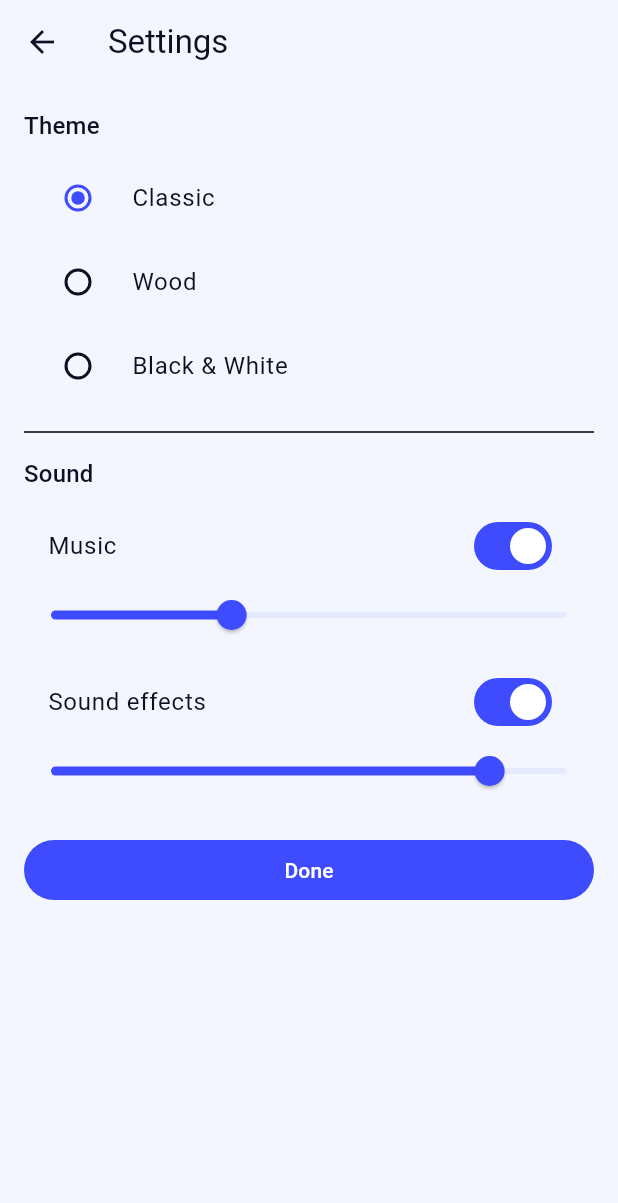
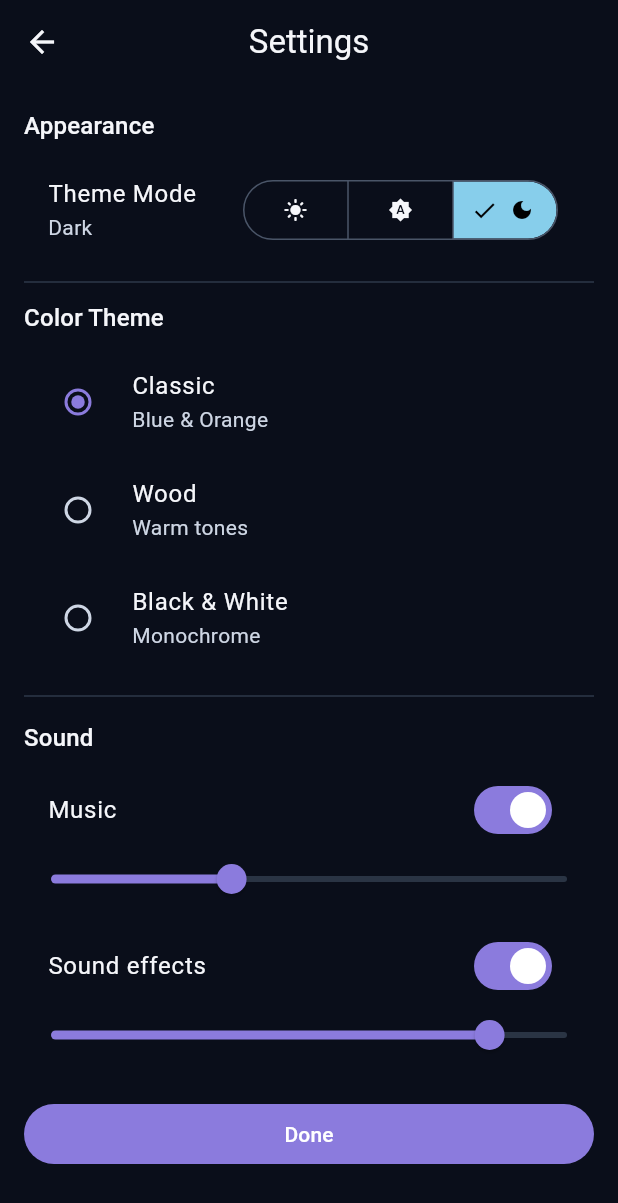
Before and after one commit to johnsonmayae/plan_b, a Flutter app: the screen it shows after launch, after a tap on "Settings", on a phone screen of 412 x 824 dp. Shown: the top 1203 px of the screen. Run offline on Flutter 3.47's test engine with Material 3 defaults, Android fonts, the phone set to English and light mode, and no system bars; our stand-ins replace audioplayers.

Commit message:
Finally got the correct classic color theme and created a toggle for light/dark mode

```diff
--- a/lib/screens/game_screen.dart
+++ b/lib/screens/game_screen.dart
@@ -1038,7 +1038,7 @@ class _PlayerHeader extends StatelessWidget {
           Text(
             'Your move',
             style:
-                textTheme.bodySmall?.copyWith(color: colorScheme.primary),
+                textTheme.bodySmall?.copyWith(color: gc.highlightRing),
           ),
       ],
     );
--- a/lib/screens/home_screen.dart
+++ b/lib/screens/home_screen.dart
@@ -235,9 +235,8 @@ class HomeScreen extends StatelessWidget {
                       borderRadius: BorderRadius.circular(999),
                     ),
                   ),
-                  child: Text(
+                  child: const Text(
                     'PLAY LOCAL',
-                    style: textTheme.labelLarge,
                   ),
                 ),
               ),
@@ -254,9 +253,8 @@ class HomeScreen extends StatelessWidget {
                       borderRadius: BorderRadius.circular(999),
                     ),
                   ),
-                  child: Text(
+                  child: const Text(
                     'PLAY VS COMPUTER',
-                    style: textTheme.labelLarge,
                   ),
                 ),
               ),
--- a/lib/screens/settings_screen.dart
+++ b/lib/screens/settings_screen.dart
@@ -1,8 +1,7 @@
 // lib/screens/settings_screen.dart
 import 'package:flutter/material.dart';
-
+import '../theme/theme_controller.dart';
 import '../audio/planb_sounds.dart';
-import '../theme/theme_controller.dart';
 
 class SettingsScreen extends StatefulWidget {
   const SettingsScreen({super.key});
@@ -17,6 +16,7 @@ class _SettingsScreenState extends State<SettingsScreen> {
   double _musicVolume = 0.35;
   double _sfxVolume = 0.85;
   ThemePreset _preset = ThemePreset.classic;
+  ThemeMode _themeMode = ThemeMode.system;
 
   @override
   void initState() {
@@ -35,6 +35,7 @@ class _SettingsScreenState extends State<SettingsScreen> {
     // Safe to read inherited widgets here.
     final ctrl = ThemeControllerScope.of(context);
     _preset = ctrl.preset;
+    _themeMode = ctrl.mode;
   }
 
   Future<void> _applySound() async {
@@ -50,6 +51,11 @@ class _SettingsScreenState extends State<SettingsScreen> {
     ctrl.setPreset(preset);
   }
 
+  void _applyThemeMode(ThemeMode mode) {
+    final ctrl = ThemeControllerScope.of(context);
+    ctrl.setMode(mode);
+  }
+
   @override
   Widget build(BuildContext context) {
     final text = Theme.of(context).textTheme;
@@ -61,13 +67,46 @@ class _SettingsScreenState extends State<SettingsScreen> {
       body: ListView(
         padding: const EdgeInsets.all(16),
         children: [
-          Text('Theme', style: text.titleMedium),
+          Text('Appearance', style: text.titleMedium),
+          const SizedBox(height: 8),
+
+          // Light/Dark Mode toggle
+          ListTile(
+            title: const Text('Theme Mode'),
+            subtitle: Text(_themeModeLabel(_themeMode)),
+            trailing: SegmentedButton<ThemeMode>(
+              segments: const [
+                ButtonSegment<ThemeMode>(
+                  value: ThemeMode.light,
+                  icon: Icon(Icons.light_mode, size: 16),
+                ),
+                ButtonSegment<ThemeMode>(
+                  value: ThemeMode.system,
+                  icon: Icon(Icons.brightness_auto, size: 16),
+                ),
+                ButtonSegment<ThemeMode>(
+                  value: ThemeMode.dark,
+                  icon: Icon(Icons.dark_mode, size: 16),
+                ),
+              ],
+              selected: {_themeMode},
+              onSelectionChanged: (Set<ThemeMode> newSelection) {
+                setState(() => _themeMode = newSelection.first);
+                _applyThemeMode(newSelection.first);
+              },
+            ),
+          ),
+
+          const Divider(height: 24),
+
+          Text('Color Theme', style: text.titleMedium),
           const SizedBox(height: 8),
 
           RadioListTile<ThemePreset>(
             value: ThemePreset.classic,
             groupValue: _preset,
             title: const Text('Classic'),
+            subtitle: const Text('Blue & Orange'),
             onChanged: (v) {
               if (v == null) return;
               setState(() => _preset = v);
@@ -78,6 +117,7 @@ class _SettingsScreenState extends State<SettingsScreen> {
             value: ThemePreset.wood,
             groupValue: _preset,
             title: const Text('Wood'),
+            subtitle: const Text('Warm tones'),
             onChanged: (v) {
               if (v == null) return;
               setState(() => _preset = v);
@@ -88,6 +128,7 @@ class _SettingsScreenState extends State<SettingsScreen> {
             value: ThemePreset.blackWhite,
             groupValue: _preset,
             title: const Text('Black & White'),
+            subtitle: const Text('Monochrome'),
             onChanged: (v) {
               if (v == null) return;
               setState(() => _preset = v);
@@ -149,4 +190,15 @@ class _SettingsScreenState extends State<SettingsScreen> {
       ),
     );
   }
+
+  String _themeModeLabel(ThemeMode mode) {
+    switch (mode) {
+      case ThemeMode.light:
+        return 'Light';
+      case ThemeMode.dark:
+        return 'Dark';
+      case ThemeMode.system:
+        return 'System';
+    }
+  }
 }
--- a/lib/theme.dart
+++ b/lib/theme.dart
@@ -3,10 +3,14 @@ import 'package:flutter/material.dart';
 // Using bundled font files declared in pubspec.yaml instead of google_fonts
 
 ThemeData buildPlanBTheme() {
-  const background = Color(0xFF050814);
-  const surface = Color(0xFF0B1020);
-  const primary = Color(0xFF6C5CE7);
-  const accent = Color(0xFF00CEC9);
+  // Updated to match screenshot colors
+  const background = Color(0xFF0A0E1A);      // Dark navy background
+  const surface = Color(0xFF1A2332);         // Slot fill color
+  const surfaceVariant = Color(0xFF1E2736);  // Slightly lighter surface
+  const primary = Color(0xFF8B7BDD);         // Purple (highlight/Your move text)
+  const secondary = Color(0xFF87CEEB);       // Light blue (Player A pieces)
+  const tertiary = Color(0xFFFFA54F);        // Orange (Player B pieces)
+  const accent = Color(0xFF00CEC9);          // Keep accent as is
 
   final baseText = const TextStyle(
     fontFamily: 'Inter',
@@ -18,8 +22,22 @@ ThemeData buildPlanBTheme() {
     scaffoldBackgroundColor: background,
     colorScheme: const ColorScheme.dark(
       primary: primary,
-      secondary: accent,
+      secondary: secondary,
+      tertiary: tertiary,
       surface: surface,
+      surfaceVariant: surfaceVariant,
+      surfaceContainerHighest: Color(0xFF2A3444), // For chips
+      onSurface: Color(0xFFF5F6FA),
+      onSurfaceVariant: Color(0xFFCED6E4),
+      onPrimary: Colors.white,
+      onSecondary: Colors.black,
+      onTertiary: Colors.black,
+      outline: Color(0xFF4A5568),
+      outlineVariant: Color(0xFF2D3748),
+      shadow: Colors.black,
+      // Error colors for forbidden moves
+      error: Color(0xFFFF6B6B),
+      onError: Colors.white,
     ),
     textTheme: TextTheme(
       headlineMedium: baseText.copyWith(
@@ -37,6 +55,15 @@ ThemeData buildPlanBTheme() {
         fontSize: 14,
         fontWeight: FontWeight.w400,
       ),
+      bodyLarge: baseText.copyWith(
+        fontSize: 16,
+        fontWeight: FontWeight.w400,
+      ),
+      bodySmall: baseText.copyWith(
+        fontSize: 12,
+        fontWeight: FontWeight.w400,
+        color: const Color(0xFFCED6E4),
+      ),
       labelLarge: baseText.copyWith(
         fontSize: 16,
         fontWeight: FontWeight.w600,
@@ -47,6 +74,18 @@ ThemeData buildPlanBTheme() {
       backgroundColor: background,
       elevation: 0,
       centerTitle: true,
+      foregroundColor: Color(0xFFF5F6FA),
+    ),
+    elevatedButtonTheme: ElevatedButtonThemeData(
+      style: ElevatedButton.styleFrom(
+        backgroundColor: primary,
+        foregroundColor: Colors.white,
+        textStyle: const TextStyle(
+          fontSize: 14,
+          fontWeight: FontWeight.w600,
+          letterSpacing: 0.5,
+        ),
+      ),
     ),
     useMaterial3: true,
   );
--- a/lib/theme/app_themes.dart
+++ b/lib/theme/app_themes.dart
@@ -8,7 +8,7 @@ enum AppThemeId { classic, wood, bw }
 /// Material theme factory.
 ///
 /// Notes:
-/// - The `classic` palette is kept stable (your original colorway).
+/// - The `classic` palette matches your screenshot's dark navy theme.
 /// - Game piece colors come from the `GameColors` ThemeExtension.
 class AppThemes {
   static ThemeData light(AppThemeId id) => _build(id, Brightness.light);
@@ -28,6 +28,8 @@ class AppThemes {
         backgroundColor: cs.surface,
         foregroundColor: cs.onSurface,
         surfaceTintColor: Colors.transparent,
+        elevation: 0,
+        centerTitle: true,
       ),
       elevatedButtonTheme: _pillElevated(cs),
       outlinedButtonTheme: _pillOutlined(cs),
@@ -85,24 +87,41 @@ class AppThemes {
   static ColorScheme _colorScheme(AppThemeId id, Brightness b) {
     switch (id) {
       case AppThemeId.classic:
-        // This matches the original "Plan B" dark, high-contrast look.
+        // Updated to match your screenshot's dark navy theme
         if (b == Brightness.dark) {
           return const ColorScheme.dark(
-            primary: Color(0xFF6E7BFF),
+            primary: Color(0xFF8B7BDD),         // Purple (highlight/Your move)
+            secondary: Color(0xFF87CEEB),       // Light blue (Player A pieces)
+            tertiary: Color(0xFFFFA54F),        // Orange (Player B pieces)
             onPrimary: Colors.white,
-            surface: Color(0xFF070A14),
-            onSurface: Color(0xFFE8ECFF),
-            surfaceContainerHighest: Color(0xFF10162C),
-            outline: Color(0xFF2A355F),
+            surface: Color(0xFF0A0E1A),         // Dark navy background
+            onSurface: Color(0xFFF5F6FA),       // Light text
+            surfaceVariant: Color(0xFF1E2736),
+            surfaceContainerHighest: Color(0xFF2A3444),
+            onSurfaceVariant: Color(0xFFCED6E4),
+            outline: Color(0xFF4A5568),
+            outlineVariant: Color(0xFF2D3748),
+            shadow: Colors.black,
+            error: Color(0xFFFF6B6B),
+            onError: Colors.white,
           );
         }
+        // Light mode version of classic
         return const ColorScheme.light(
-          primary: Color(0xFF3E4BFF),
+          primary: Color(0xFF6B5CE7),           // Lighter purple for light mode
+          secondary: Color(0xFF4A9FD8),         // Darker blue for visibility
+          tertiary: Color(0xFFFF8C42),          // Darker orange for visibility
           onPrimary: Colors.white,
-          surface: Color(0xFFF4F6FF),
-          onSurface: Color(0xFF0B1022),
-          surfaceContainerHighest: Color(0xFFE6EAFF),
-          outline: Color(0xFFC7D0FF),
+          surface: Color(0xFFF5F6FA),           // Light background
+          onSurface: Color(0xFF1A1F2E),         // Dark text
+          surfaceVariant: Color(0xFFE8ECFF),
+          surfaceContainerHighest: Color(0xFFDCE2F5),
+          onSurfaceVariant: Color(0xFF4A5568),
+          outline: Color(0xFFB8C2D9),
+          outlineVariant: Color(0xFFD1DAED),
+          shadow: Color(0xFF1A1F2E),
+          error: Color(0xFFE53E3E),
+          onError: Colors.white,
         );
 
       case AppThemeId.wood:
@@ -128,8 +147,8 @@ class AppThemes {
       case AppThemeId.bw:
         if (b == Brightness.dark) {
           return const ColorScheme.dark(
-            primary: Color(0xFFF2F2F2),
-            onPrimary: Color(0xFF0F0F0F),
+            primary: Color(0xFFF2F2F2),      // Light gray buttons
+            onPrimary: Color(0xFF000000),    // Black text on light buttons
             surface: Color(0xFF090909),
             onSurface: Color(0xFFF2F2F2),
             surfaceContainerHighest: Color(0xFF141414),
@@ -137,8 +156,8 @@ class AppThemes {
           );
         }
         return const ColorScheme.light(
-          primary: Color(0xFF111111),
-          onPrimary: Colors.white,
+          primary: Color(0xFF1A1A1A),        // Dark buttons
+          onPrimary: Color(0xFFFFFFFF),      // White text on dark buttons
           surface: Colors.white,
           onSurface: Color(0xFF111111),
           surfaceContainerHighest: Color(0xFFF2F2F2),
--- a/lib/theme/game_colors.dart
+++ b/lib/theme/game_colors.dart
@@ -44,35 +44,35 @@ class GameColors extends ThemeExtension<GameColors> {
 const GameColors.classic()
     : this(
         // Header dots/labels
-        playerA: const Color(0xFF84B7F9), // sampled from screenshot blue piece
-        playerB: const Color(0xFFF5CD7C), // sampled from screenshot yellow piece
-        cpu: const Color(0xFFE15241),     // sampled red dot
+        playerA: const Color(0xFF4D7CFF), // bright blue for Player A label
+        playerB: const Color(0xFFFFB347), // orange/gold for Player B label
+        cpu: const Color(0xFFFF4444),     // red dot for CPU
 
         // Pieces
-        pieceA: const Color(0xFF84B7F9),
-        pieceB: const Color(0xFFF5CD7C),
+        pieceA: const Color(0xFF87CEEB),  // light blue pieces
+        pieceB: const Color(0xFFFFA54F),  // orange/gold pieces
         pieceBorder: const Color(0xFFCED6E4),
 
         // Slot rings / highlights
         slotRing: const Color(0xFFCED6E4),
-        highlightRing: const Color(0xFF7CDEFF),
+        highlightRing: const Color(0xFF8B7BDD), // purple/violet for highlights
         forbiddenRing: const Color(0xFFFF6B6B),
 
-        // Slot interior tint (this is that subtle “bubble” fill)
-        slotFill: const Color(0xFF191C2C),
+        // Slot interior tint (dark navy-blue bubble fill)
+        slotFill: const Color(0xFF1A2332),
       );
 
   /// Wood theme (warmer pieces)
   const GameColors.wood()
       : this(
-          playerA: const Color(0xFFA1C7FF),
-          playerB: const Color(0xFFFFD38A),
+          playerA: const Color(0xFFD4A574),    // Warm tan for Player A label
+          playerB: const Color(0xFF8B5A3C),    // Deep brown for Player B label
           cpu: const Color(0xFFD45B52),
-          pieceA: const Color(0xFFA1C7FF),
-          pieceB: const Color(0xFFFFD38A),
+          pieceA: const Color(0xFFE8C4A0),     // Light tan pieces
+          pieceB: const Color(0xFFA0664F),     // Rich brown pieces
           pieceBorder: const Color(0xFFEFE7DB),
           slotRing: const Color(0xFFEFE7DB),
-          highlightRing: const Color(0xFFB8F2FF),
+          highlightRing: const Color(0xFFD4A574), // Warm tan highlight
           forbiddenRing: const Color(0xFFFF7A70),
           slotFill: const Color(0xFF1E140C),
         );
@@ -80,14 +80,14 @@ const GameColors.classic()
   /// Black & White - Dark
   const GameColors.bwDark()
       : this(
-          playerA: const Color(0xFFF2F2F2),
-          playerB: const Color(0xFFBDBDBD),
+          playerA: const Color(0xFFE8E8E8),    // Light gray for Player A label
+          playerB: const Color(0xFF888888),    // Medium gray for Player B label
           cpu: const Color(0xFFE05A4F),
-          pieceA: const Color(0xFFF2F2F2),
-          pieceB: const Color(0xFFBDBDBD),
+          pieceA: const Color(0xFFF2F2F2),     // Near white pieces
+          pieceB: const Color(0xFF707070),     // Medium gray pieces
           pieceBorder: const Color(0xFFEAEAEA),
           slotRing: const Color(0xFFEAEAEA),
-          highlightRing: const Color(0xFFF2F2F2),
+          highlightRing: const Color(0xFFBBBBBB), // Light gray highlight
           forbiddenRing: const Color(0xFFFF6B6B),
           slotFill: const Color(0xFF0B0B0B),
         );
@@ -95,14 +95,14 @@ const GameColors.classic()
   /// Black & White - Light
   const GameColors.bwLight()
       : this(
-          playerA: const Color(0xFF1A1A1A),
-          playerB: const Color(0xFF4D4D4D),
+          playerA: const Color(0xFF2A2A2A),    // Dark gray for Player A label
+          playerB: const Color(0xFF6B6B6B),    // Medium gray for Player B label
           cpu: const Color(0xFFD44F45),
-          pieceA: const Color(0xFF1A1A1A),
-          pieceB: const Color(0xFF4D4D4D),
+          pieceA: const Color(0xFF1A1A1A),     // Very dark gray pieces
+          pieceB: const Color(0xFF666666),     // Medium gray pieces
           pieceBorder: const Color(0xFF111111),
           slotRing: const Color(0xFF111111),
-          highlightRing: const Color(0xFF1A1A1A),
+          highlightRing: const Color(0xFF4A4A4A), // Medium gray highlight
           forbiddenRing: const Color(0xFFCC3B32),
           slotFill: const Color(0xFFF7F7F7),
         );
--- a/lib/theme/theme_controller.dart
+++ b/lib/theme/theme_controller.dart
@@ -11,7 +11,7 @@ class ThemeController extends ChangeNotifier {
 
   ThemeController({
     this.preset = ThemePreset.classic,
-    this.mode = ThemeMode.system,
+    this.mode = ThemeMode.dark, // Default to dark mode to match screenshot
   });
 
   ThemeData get lightTheme {
--- a/lib/widgets/piece_stack_widget.dart
+++ b/lib/widgets/piece_stack_widget.dart
@@ -26,10 +26,10 @@ class PieceStackWidget extends StatelessWidget {
         final size = constraints.biggest.shortestSide;
 
         // Smaller disc so 3 can fit and be visible like your screenshot.
-        final disc = size * 0.46;
+        final disc = size * 0.38;
 
         // Vertical offset between stacked discs.
-        final offset = disc * 0.26;
+        final offset = disc * 0.28;
 
         // Render up to 3 visible discs (top of stack)
         final visibleCount = pieces.length.clamp(0, 3);
```
